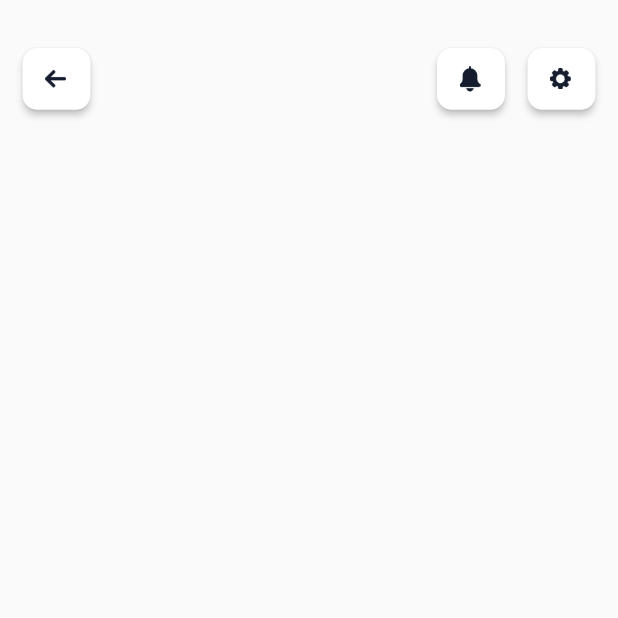
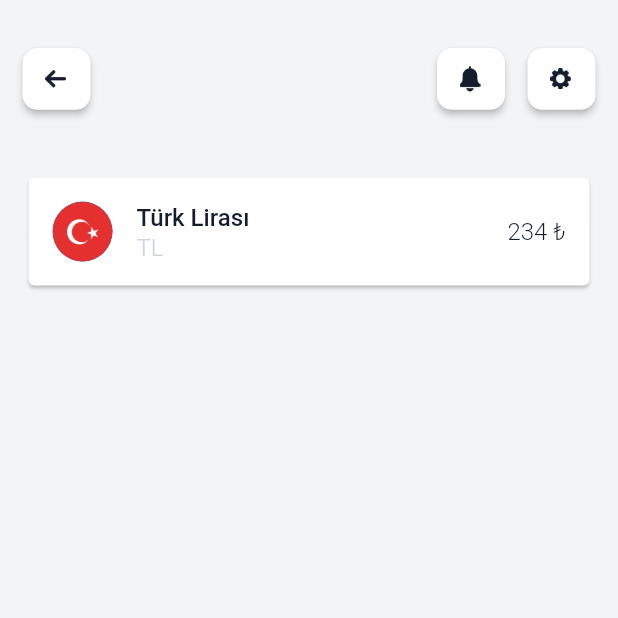
Before and after one commit to cuneyt0/sanalira_case, a Flutter app: the BankList screen opened by its route, on a phone screen of 412 x 824 dp, the top half of it. Run offline on Flutter 3.47's test engine with Material 2 defaults, Android fonts, the phone set to English and light mode, and no system bars; our stand-ins replace connectivity_plus, dio, email_validator, flutter_mobx, freezed_annotation, get_it and 3 more; accounts and stored records are empty; generated files the repository leaves out were written again.

```diff
--- a/lib/app/presentation/bank_list/screen/bank_list.dart
+++ b/lib/app/presentation/bank_list/screen/bank_list.dart
@@ -1,7 +1,9 @@
 import 'package:flutter/material.dart';
+import 'package:sanaliracase/app/presentation/component/text_component.dart';
 import 'package:sanaliracase/app/presentation/register/screen/register.dart';
 import 'package:sanaliracase/core/screen_size/screen_size_helper.dart';
 import 'package:sanaliracase/gen/assets.gen.dart';
+import 'package:sanaliracase/gen/colors.gen.dart';
 
 class BankList extends StatelessWidget {
   const BankList({super.key});
@@ -9,6 +11,7 @@ class BankList extends StatelessWidget {
   @override
   Widget build(BuildContext context) {
     return Scaffold(
+      backgroundColor: ColorName.antiFlashWhite,
       body: Padding(
         padding: const EdgeInsets.only(left: 15.0, top: 32, right: 15),
         child: ListView.separated(
@@ -28,7 +31,30 @@ class BankList extends StatelessWidget {
   List<Widget> _infoList(
     BuildContext context,
   ) =>
-      [_buttons(context)];
+      [_buttons(context), _userAccountMoney()];
+
+  Card _userAccountMoney() {
+    return Card(
+      child: ListTile(
+        leading: CircleAvatar(
+          backgroundImage: AssetImage(Assets.images.maskGroup.path),
+        ),
+        title: TextComponent(
+          data: 'Türk Lirası',
+          color: ColorName.darkGunmetal,
+          fontWeight: FontWeight.w500,
+        ),
+        subtitle: TextComponent(
+          data: 'TL',
+          color: ColorName.lightSilver,
+        ),
+        trailing: TextComponent(
+          data: '234 ₺',
+          color: ColorName.darkGunmetal,
+        ),
+      ),
+    );
+  }
 
   Row _buttons(BuildContext context) {
     return Row(
--- a/lib/gen/assets.gen.dart
+++ b/lib/gen/assets.gen.dart
@@ -40,6 +40,10 @@ class $AssetsImagesGen {
 
   /// File path: assets/images/logo.png
   AssetGenImage get logo => const AssetGenImage('assets/images/logo.png');
+
+  /// File path: assets/images/maskGroup.png
+  AssetGenImage get maskGroup =>
+      const AssetGenImage('assets/images/maskGroup.png');
 }
 
 class Assets {
```
Also changed, not shown: assets/images/maskGroup.png (added).
